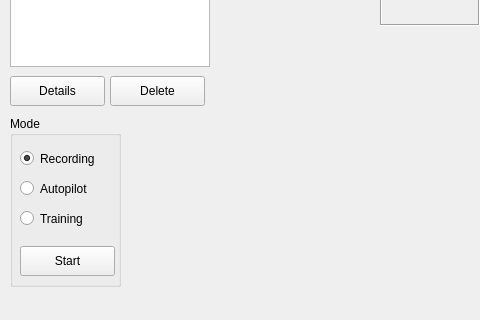
First picture: the form in UI/designer/main.ui, repository BrunoTh/ETS2Autopilot, before the edit; both pictures show x 0 to 480 and y 203 to 523 of the 855 by 523 pixel window.
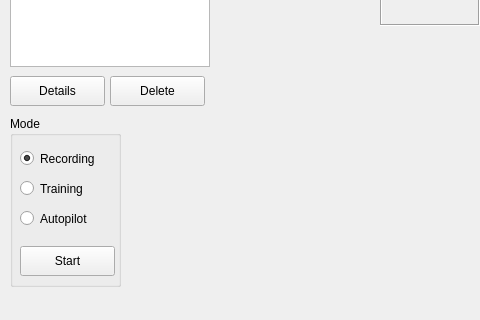
Second picture: the form after the edit.

Commit message: added updater to menu changed order of modes

```diff
--- a/UI/designer/main.ui
+++ b/UI/designer/main.ui
@@ -244,7 +244,7 @@
      <property name="geometry">
       <rect>
        <x>10</x>
-       <y>60</y>
+       <y>90</y>
        <width>111</width>
        <height>25</height>
       </rect>
@@ -257,7 +257,7 @@
      <property name="geometry">
       <rect>
        <x>10</x>
-       <y>90</y>
+       <y>60</y>
        <width>111</width>
        <height>25</height>
       </rect>
```
Left out of the diff: 8 changed lines with no effect on the pictures. The commit also changes 1 other file.
